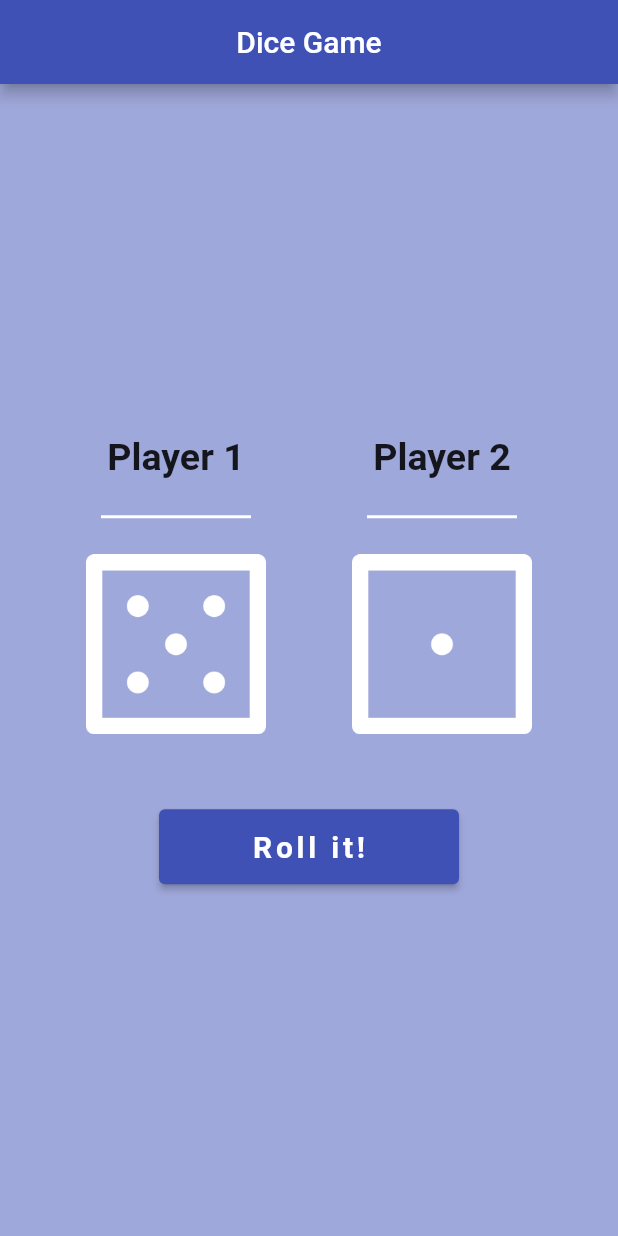
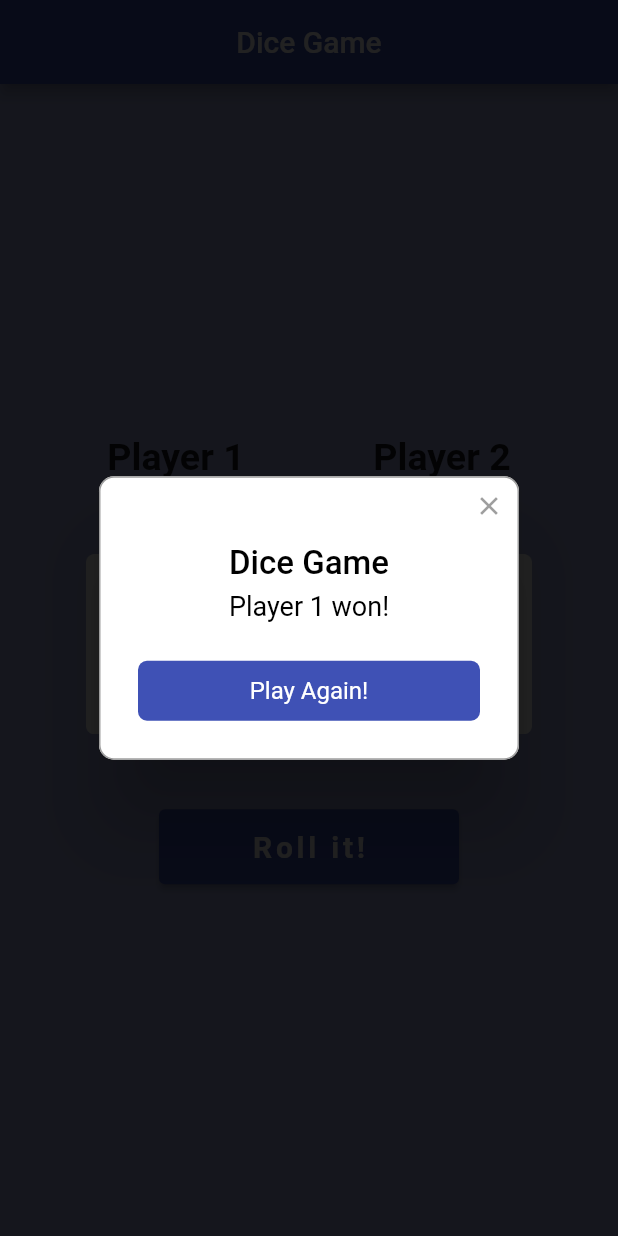
Before and after one commit to besarshabani9/dice_game, a Flutter app: the screen it shows after launch, after a tap on "Roll it!", on a phone screen of 412 x 824 dp. Run offline on Flutter 3.47's test engine with Material 2 defaults, Android fonts, the phone set to English and light mode, and no system bars; drawn by our look-alikes of rflutter_alert.

Commit message:
Alert for game result added

```diff
--- a/lib/main.dart
+++ b/lib/main.dart
@@ -1,5 +1,8 @@
+import 'dart:io';
+
 import 'package:flutter/material.dart';
 import 'dart:math';
+import 'package:rflutter_alert/rflutter_alert.dart';
 
 void main() => runApp(const MyApp());
 
@@ -39,18 +42,33 @@ class _HomeScreenState extends State<HomeScreen> {
   int leftDiceNo = 2;
   int rightDiceNo = 2;
 
-  void onClick() {
+  Future<void> onRoll() async {
     setState(() {
       leftDiceNo = Random().nextInt(6) + 1;
       rightDiceNo = Random().nextInt(5) + 1;
+    });
 
-      if (leftDiceNo > rightDiceNo) {
-      } else if (leftDiceNo < rightDiceNo) {
-        //_winner = "Palyer 2 \nwon  this round";
-      } else {
-        //_winner = "No Winner this round";
-      }
-    });
+    String gameResult = "";
+    if (leftDiceNo > rightDiceNo) {
+      gameResult = "Player 1 won!";
+    } else if (leftDiceNo < rightDiceNo) {
+      gameResult = "Player 2 won!";
+    } else {
+      gameResult = "It's a draw!";
+    }
+
+    await Future.delayed(const Duration(seconds: 1));
+
+    Alert(context: context, title: "Dice Game", desc: gameResult, buttons: [
+      DialogButton(
+          child: const Text(
+            "Play Again!",
+            style: TextStyle(color: Colors.white),
+          ),
+          onPressed: () {
+            Alert(context: context).dismiss();
+          }),
+    ]).show();
   }
 
   @override
@@ -123,7 +141,7 @@ class _HomeScreenState extends State<HomeScreen> {
                   backgroundColor: Colors.indigo,
                   foregroundColor: Colors.white,
                 ),
-                onPressed: onClick,
+                onPressed: onRoll,
                 child: const Text(
                   "Roll it!",
                   style: TextStyle(
--- a/pubspec.yaml
+++ b/pubspec.yaml
@@ -31,6 +31,8 @@ environment:
 dependencies:
   flutter:
     sdk: flutter
+  rflutter_alert: ^2.0.4
+  quickalert: ^1.0.1
 
 
   # The following adds the Cupertino Icons font to your application.
```
Also changed, not shown: pubspec.lock.
